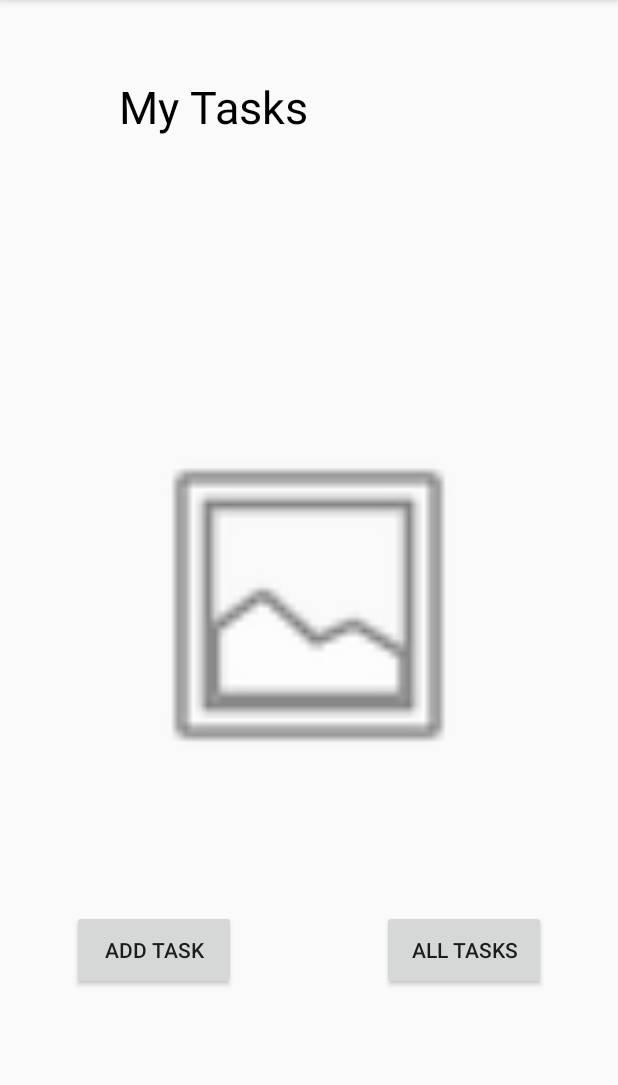
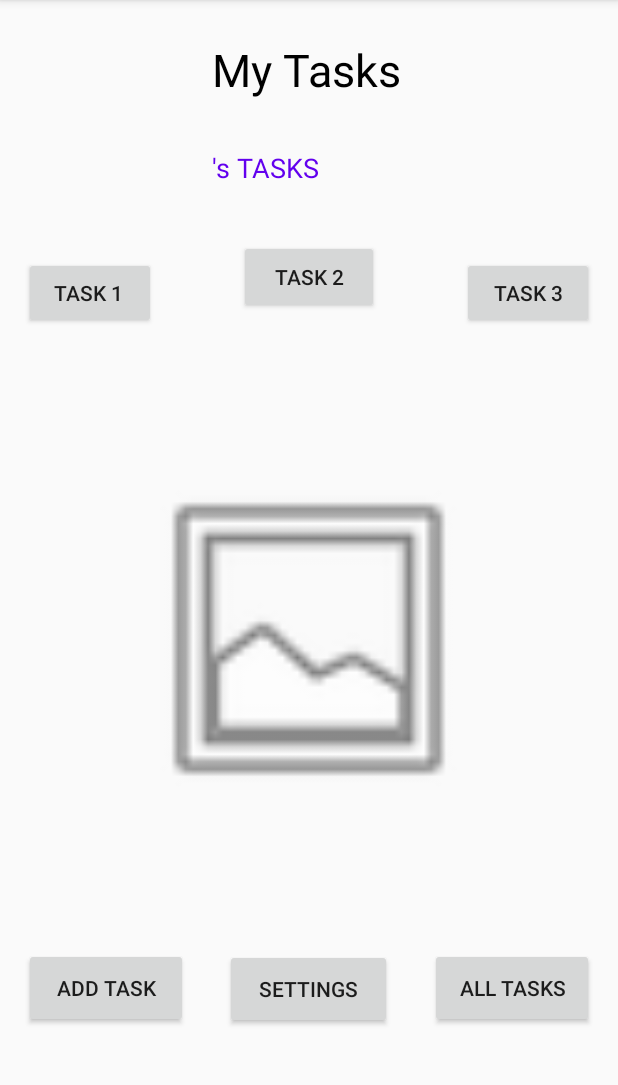
Before and after one commit to rawanazazi12/taskmaster, an Android app: the screen it shows after launch (MainActivity), on a phone screen of 412 x 824 dp, the part 84-1169 px from its top. Run offline under Robolectric (Android 15) with nearby library versions, the phone set to English and light mode, and no system bars.

Commit message:
lab27 SOLVED

```diff
--- a/app/src/main/AndroidManifest.xml
+++ b/app/src/main/AndroidManifest.xml
@@ -9,6 +9,12 @@
         android:roundIcon="@mipmap/ic_launcher_round"
         android:supportsRtl="true"
         android:theme="@style/Theme.TaskMaster">
+        <activity
+            android:name=".Settings"
+            android:exported="true" />
+        <activity
+            android:name=".TaskDetail"
+            android:exported="true" />
         <activity
             android:name=".AllTasks"
             android:exported="true" />
--- a/app/src/main/java/com/example/taskmaster/MainActivity.java
+++ b/app/src/main/java/com/example/taskmaster/MainActivity.java
@@ -1,6 +1,8 @@
 package com.example.taskmaster;
 
 import android.content.Intent;
+import android.content.SharedPreferences;
+import android.preference.PreferenceManager;
 import android.support.annotation.NonNull;
 import android.support.v7.app.ActionBar;
 import android.support.v7.app.AppCompatActivity;
@@ -8,6 +10,9 @@ import android.os.Bundle;
 import android.view.MenuItem;
 import android.view.View;
 import android.widget.Button;
+import android.widget.TextView;
+
+import org.w3c.dom.Text;
 
 public class MainActivity extends AppCompatActivity {
 
@@ -38,7 +43,64 @@ public class MainActivity extends AppCompatActivity {
                 startActivity(intent2);
             }
         });
+
+        Button button3 = findViewById(R.id.task1_btn);
+        button3.setOnClickListener(new View.OnClickListener() {
+
+            @Override
+             public void onClick(View view ){
+                Intent intent3 = new Intent(MainActivity.this , TaskDetail.class);
+                TextView text = findViewById(R.id.task1_btn);
+                String data = text.getText().toString();
+                intent3.putExtra("title",data);
+                startActivity(intent3);
+
+            }
+
+        });
+
+        Button button4 = findViewById(R.id.task2_btn);
+        button4.setOnClickListener(new View.OnClickListener() {
+
+            @Override
+            public void onClick(View view ){
+                Intent intent4 = new Intent(MainActivity.this , TaskDetail.class);
+                TextView text = findViewById(R.id.task2_btn);
+                String data = text.getText().toString();
+                intent4.putExtra("title",data);
+                startActivity(intent4);
+
+            }
+
+        });
+
+        Button button5 = findViewById(R.id.task3_btn);
+        button5.setOnClickListener(new View.OnClickListener() {
+
+            @Override
+            public void onClick(View view ){
+                Intent intent5 = new Intent(MainActivity.this , TaskDetail.class);
+                TextView text = findViewById(R.id.task3_btn);
+                String data = text.getText().toString();
+                intent5.putExtra("title",data);
+                startActivity(intent5);
+
+            }
+
+        });
+
+        Button button6 = findViewById(R.id.settings_btn);
+        button6.setOnClickListener(new View.OnClickListener() {
+            @Override
+            public void onClick(View view) {
+                Intent intent6 = new Intent(MainActivity.this , Settings.class);
+                startActivity(intent6);
+            }
+        });
+
     }
+
+
 
     @Override
     public boolean onOptionsItemSelected(@NonNull MenuItem item) {
@@ -50,5 +112,12 @@ public class MainActivity extends AppCompatActivity {
         return super.onOptionsItemSelected(item);
     }
 
-
+    @Override
+    protected void onResume() {
+        super.onResume();
+        SharedPreferences sharedPreferences = PreferenceManager.getDefaultSharedPreferences(this);
+        String USER = sharedPreferences.getString("USERNAME","");
+        TextView intro = findViewById(R.id.userTasks);
+        intro.setText(USER+"'s " + "TASKS");
+    }
 }
--- a/app/src/main/res/layout/activity_add_task.xml
+++ b/app/src/main/res/layout/activity_add_task.xml
@@ -11,14 +11,13 @@
         android:layout_width="wrap_content"
         android:layout_height="wrap_content"
         android:text="@string/add_Task"
+        android:textColor="@color/black"
         android:textSize="30sp"
-        android:textColor="@color/black"
         app:layout_constraintBottom_toBottomOf="parent"
         app:layout_constraintEnd_toEndOf="parent"
-        app:layout_constraintHorizontal_bias="0.203"
         app:layout_constraintStart_toStartOf="parent"
         app:layout_constraintTop_toTopOf="parent"
-        app:layout_constraintVertical_bias="0.067" />
+        app:layout_constraintVertical_bias="0.06" />
 
     <TextView
         android:id="@+id/textView3"
--- a/app/src/main/res/layout/activity_all_tasks.xml
+++ b/app/src/main/res/layout/activity_all_tasks.xml
@@ -24,12 +24,12 @@
         android:id="@+id/textView6"
         android:layout_width="184dp"
         android:layout_height="47dp"
-        android:layout_marginTop="36dp"
+        android:layout_marginTop="28dp"
         android:text="@string/all_tasks_view"
         android:textColor="@color/black"
         android:textSize="30sp"
         app:layout_constraintEnd_toEndOf="parent"
-        app:layout_constraintHorizontal_bias="0.123"
+        app:layout_constraintHorizontal_bias="0.497"
         app:layout_constraintStart_toStartOf="parent"
         app:layout_constraintTop_toTopOf="parent" />
 </android.support.constraint.ConstraintLayout>
--- a/app/src/main/res/layout/activity_main.xml
+++ b/app/src/main/res/layout/activity_main.xml
@@ -10,12 +10,12 @@
         android:id="@+id/all_tasks"
         android:layout_width="109dp"
         android:layout_height="53dp"
-        android:layout_marginEnd="48dp"
-        android:layout_marginBottom="108dp"
+        android:layout_marginEnd="16dp"
         android:text="@string/all_tasks_Btn"
         app:layout_constraintBottom_toBottomOf="parent"
         app:layout_constraintEnd_toEndOf="parent"
-        app:layout_constraintHorizontal_bias="1.0"/>
+        app:layout_constraintTop_toTopOf="parent"
+        app:layout_constraintVertical_bias="0.884" />
 
     <TextView
         android:id="@+id/textView"
@@ -23,35 +23,99 @@
         android:layout_height="50dp"
         android:contentDescription="@string/image"
         android:text="@string/My_Tasks"
+        android:textColor="@color/black"
         android:textSize="30sp"
-        android:textColor="@color/black"
         app:layout_constraintBottom_toBottomOf="parent"
-        app:layout_constraintHorizontal_bias="0.28"
         app:layout_constraintLeft_toLeftOf="parent"
         app:layout_constraintRight_toRightOf="parent"
         app:layout_constraintTop_toTopOf="parent"
-        app:layout_constraintVertical_bias="0.071" />
+        app:layout_constraintVertical_bias="0.036" />
 
     <ImageView
         android:id="@+id/imageView4"
         android:layout_width="238dp"
         android:layout_height="281dp"
-        android:layout_marginBottom="224dp"
         android:contentDescription="@string/image"
         app:layout_constraintBottom_toBottomOf="parent"
         app:layout_constraintEnd_toEndOf="parent"
         app:layout_constraintHorizontal_bias="0.497"
         app:layout_constraintStart_toStartOf="parent"
+        app:layout_constraintTop_toTopOf="parent"
+        app:layout_constraintVertical_bias="0.586"
         app:srcCompat="@android:drawable/ic_menu_gallery" />
 
     <Button
         android:id="@+id/add_task"
         android:layout_width="109dp"
         android:layout_height="53dp"
-        android:layout_marginStart="48dp"
-        android:layout_marginBottom="108dp"
+        android:layout_marginStart="16dp"
         android:text="@string/add_Task_Btn"
         app:layout_constraintBottom_toBottomOf="parent"
-        app:layout_constraintStart_toStartOf="parent" />
+        app:layout_constraintStart_toStartOf="parent"
+        app:layout_constraintTop_toTopOf="parent"
+        app:layout_constraintVertical_bias="0.884" />
+
+    <Button
+        android:id="@+id/task1_btn"
+        android:layout_width="wrap_content"
+        android:layout_height="wrap_content"
+        android:text="TASK 1 "
+        app:layout_constraintBottom_toBottomOf="parent"
+        app:layout_constraintEnd_toEndOf="parent"
+        app:layout_constraintHorizontal_bias="0.049"
+        app:layout_constraintStart_toStartOf="parent"
+        app:layout_constraintTop_toTopOf="parent"
+        app:layout_constraintVertical_bias="0.238" />
+
+    <Button
+        android:id="@+id/task2_btn"
+        android:layout_width="93dp"
+        android:layout_height="49dp"
+        android:layout_marginStart="32dp"
+        android:text="TASK 2"
+        app:layout_constraintBottom_toBottomOf="parent"
+        app:layout_constraintEnd_toEndOf="parent"
+        app:layout_constraintHorizontal_bias="0.444"
+        app:layout_constraintStart_toStartOf="parent"
+        app:layout_constraintTop_toBottomOf="@+id/textView"
+        app:layout_constraintVertical_bias="0.131" />
+
+    <Button
+        android:id="@+id/task3_btn"
+        android:layout_width="wrap_content"
+        android:layout_height="wrap_content"
+        android:text="TASK 3"
+        app:layout_constraintBottom_toBottomOf="parent"
+        app:layout_constraintEnd_toEndOf="parent"
+        app:layout_constraintHorizontal_bias="0.95"
+        app:layout_constraintStart_toStartOf="parent"
+        app:layout_constraintTop_toTopOf="parent"
+        app:layout_constraintVertical_bias="0.238" />
+
+    <Button
+        android:id="@+id/settings_btn"
+        android:layout_width="111dp"
+        android:layout_height="53dp"
+        android:text="Settings"
+        app:layout_constraintBottom_toBottomOf="parent"
+        app:layout_constraintEnd_toEndOf="parent"
+        app:layout_constraintHorizontal_bias="0.498"
+        app:layout_constraintStart_toStartOf="parent"
+        app:layout_constraintTop_toTopOf="parent"
+        app:layout_constraintVertical_bias="0.885" />
+
+    <TextView
+        android:id="@+id/userTasks"
+        android:layout_width="133dp"
+        android:layout_height="42dp"
+        android:layout_marginBottom="18sp"
+        android:textSize="18sp"
+        android:textColor="@color/purple_500"
+        app:layout_constraintBottom_toTopOf="@+id/task2_btn"
+        app:layout_constraintEnd_toEndOf="parent"
+        app:layout_constraintHorizontal_bias="0.507"
+        app:layout_constraintStart_toStartOf="parent"
+        app:layout_constraintTop_toBottomOf="@+id/textView"
+        app:layout_constraintVertical_bias="0.961" />
 
 </android.support.constraint.ConstraintLayout>
--- a/app/src/main/res/values/taskMasterVal.xml
+++ b/app/src/main/res/values/taskMasterVal.xml
@@ -14,4 +14,9 @@
     <string name="total">0</string>
     <string name="image2">image2</string>
     <string name="all_tasks_view">ALL Tasks</string>
+    <string name="task_detail_text">Task Detail</string>
+    <string name="task_title_detail"> Task Title </string>
+    <string name="description">Task Description</string>
+    <string name="lorem_description">Lorem ipsum dolor sit amet, consectetur adipiscing elit. Pellentesque sed orci purus. In id erat aliquet, semper nibh id, ullamcorper dui. Aliquam eleifend imperdiet iaculis. Suspendisse congue consectetur scelerisque. Orci varius natoque penatibus et magnis dis parturient montes, nascetur ridiculus mus. Etiam iaculis eros tortor, et euismod nisi suscipit non. Lorem ipsum dolor sit amet, consectetur adipiscing elit. Curabitur at augue pellentesque, pretium tortor et, tempus tortor. Cras egestas suscipit placerat.</string>
+    <string name="settings">Settings</string>
 </resources>
```
Also changed, not shown: app/src/main/java/com/example/taskmaster/Settings.java (added, +61 -0 lines), app/src/main/java/com/example/taskmaster/TaskDetail.java (added, +50 -0 lines), app/src/main/res/layout/activity_settings.xml (added, +62 -0 lines), app/src/main/res/layout/activity_task_detail.xml (added, +72 -0 lines), 6 other files.
